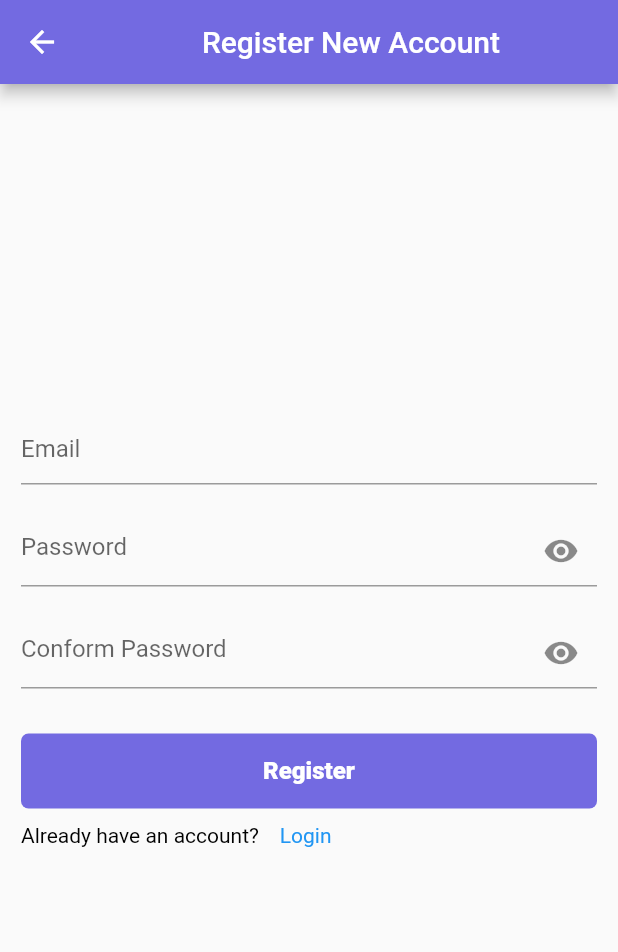
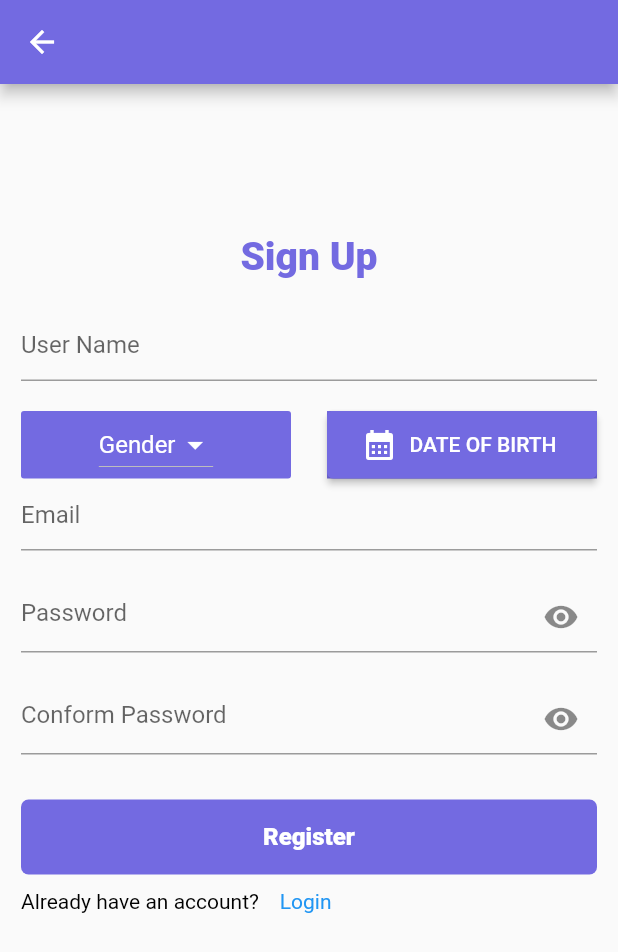
Before and after one commit to atomyongya/time_Management, a Flutter app: the RegistrationScreen screen opened directly, on a phone screen of 412 x 824 dp. Shown: the top 952 px of the screen. Run offline on Flutter 3.47's test engine with Material 2 defaults, Android fonts, the phone set to English and light mode, and no system bars; our stand-ins replace get.

Commit message:
Dropdown for gender and calendar is completed

```diff
--- /dev/null
+++ b/time_management_application/lib/constants/constants_vairables.dart
@@ -0,0 +1,10 @@
+import 'package:flutter/material.dart';
+
+class ConstantsVariables {
+  // ************ Icons ************ //
+  // Calendar Icons
+  static Icon calendarIcon = const Icon(Icons.calendar_month);
+
+  // ************ Elevated Height and Width **** //
+  static double elevatedButtonHeight = 10;
+}
--- a/time_management_application/lib/registration/registration.dart
+++ b/time_management_application/lib/registration/registration.dart
@@ -1,5 +1,6 @@
 import "package:flutter/material.dart";
 import 'package:http/http.dart';
+import 'package:time_management_application/constants/constants_vairables.dart';
 import 'package:time_management_application/login/login.dart';
 import 'package:time_management_application/utils/colors.dart';
 import 'package:time_management_application/utils/dimensions.dart';
@@ -15,11 +16,16 @@ class RegistrationScreen extends StatefulWidget {
 
 // Creating the object of Registration screen.
 class _RegistrationScreen extends State<RegistrationScreen> {
+  final TextEditingController _userNameController = TextEditingController();
   final TextEditingController _emailController = TextEditingController();
   final TextEditingController _passwordController = TextEditingController();
   final TextEditingController _conformController = TextEditingController();
   bool _isHiddenPassword = true;
   bool? _isChecked = false;
+  DateTime? _dateTime;
+  final List<String> genderList = <String>["Male", "Female"];
+
+  String? _selectedGender;
 
   void _registerData(
       String email, String password, String conformPassword) async {
@@ -44,27 +50,114 @@ class _RegistrationScreen extends State<RegistrationScreen> {
   Widget build(BuildContext context) {
     // BuildContext keep track of all widget.
     return Center(
-      child: SafeArea(
       child: Scaffold(
         appBar: AppBar(
           backgroundColor: AppColors.mainColor,
-            centerTitle: mounted,
-            title: const Center(
-              child: Text("Register New Account"),
-            ),
         ),
 
         // ********* Body Section *************** //
-          body: Padding(
+        body: Container(
           padding: EdgeInsets.only(
             right: Dimensions.paddingAnyLR14,
             left: Dimensions.paddingAnyLR14,
-              bottom: Dimensions.height10 * 4,
           ),
+          child: SingleChildScrollView(
             child: Column(
               mainAxisAlignment: MainAxisAlignment.center,
-              crossAxisAlignment: CrossAxisAlignment.start,
               children: [
+                SizedBox(height: Dimensions.height10 * 10),
+                // ************* Title ****************** //
+                Center(
+                  child: BigTextWidget(
+                    text: "Sign Up",
+                    fontSize: Dimensions.height10 * 2.6,
+                    textColor: AppColors.mainColor,
+                  ),
+                ),
+                SizedBox(height: Dimensions.height10 * 2),
+
+                // *********** User name **************** //
+                TextFormField(
+                  controller: _userNameController,
+                  decoration: const InputDecoration(
+                    hintText: "User Name",
+                  ),
+                ),
+                SizedBox(height: Dimensions.height10 * 2),
+
+                // ********** Gender and Age *********** //
+                Row(
+                  mainAxisAlignment: MainAxisAlignment.spaceBetween,
+                  children: [
+                    // Gender of the user
+                    Container(
+                      width: Dimensions.width10 * 18,
+                      height: Dimensions.height10 * 4.5,
+                      decoration: BoxDecoration(
+                        color: AppColors.mainColor,
+                        borderRadius:
+                            BorderRadius.circular(Dimensions.height10 - 8),
+                      ),
+                      child: Center(
+                        child: DropdownButton(
+                          iconEnabledColor: Colors.white,
+                          dropdownColor: AppColors.mainColor,
+                          hint: const Text(
+                            "Gender",
+                            style: TextStyle(color: Colors.white),
+                          ),
+                          value: _selectedGender,
+                          items: genderList
+                              .map(
+                                (gender) => DropdownMenuItem<String>(
+                                  value: gender,
+                                  child: Text(
+                                    gender,
+                                    style: const TextStyle(
+                                      color: Colors.white,
+                                    ),
+                                  ),
+                                ),
+                              )
+                              .toList(),
+                          onChanged: (String? gender) {
+                            setState(() => _selectedGender = gender);
+                          },
+                        ),
+                      ),
+                    ),
+                    // Age of the user
+                    Container(
+                      height: Dimensions.height10 * 4.5,
+                      width: Dimensions.width10 * 18,
+                      color: AppColors.mainColor,
+                      child: ElevatedButton.icon(
+                        style: ButtonStyle(
+                          backgroundColor:
+                              MaterialStateProperty.all(AppColors.mainColor),
+                        ),
+                        icon: ConstantsVariables.calendarIcon,
+                        label: Text(_dateTime == null
+                            ? "DATE OF BIRTH"
+                            : "${_dateTime!.year}-${_dateTime!.month}-${_dateTime!.day}"),
+                        onPressed: () {
+                          showDatePicker(
+                            context: context,
+                            initialDate: DateTime
+                                .now(), // The initialDate should not be zero.
+                            firstDate: DateTime(0),
+                            lastDate: DateTime.now(),
+                          ).then((date) {
+                            setState(() {
+                              _dateTime = date;
+                            });
+                          });
+                        },
+                      ),
+                    ),
+                  ],
+                ),
+
                 // ************* Email Input Field. ********* //
                 TextFormField(
                   controller: _emailController,
@@ -169,9 +262,11 @@ class _RegistrationScreen extends State<RegistrationScreen> {
 
   // To toggle password view
   void _togglePasswordView() {
-    setState(() {
+    setState(
+      () {
         _isHiddenPassword = !_isHiddenPassword;
-    });
+      },
+    );
   }
 
   // Checked Box
```
Also changed, not shown: 1 other file. Lines whose indentation alone changed are shown as unchanged.
